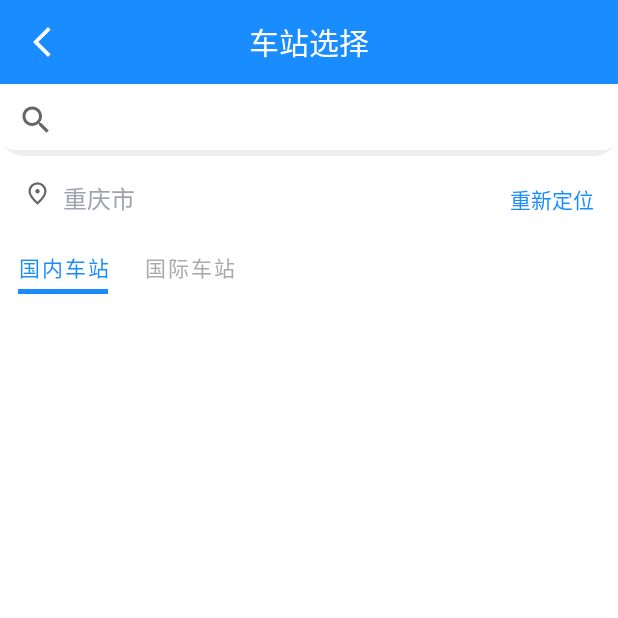
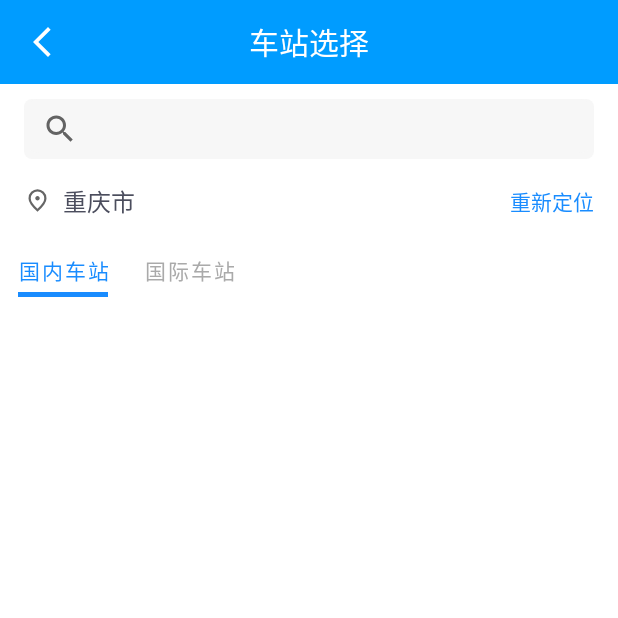
Before and after one commit to NZeng-0/train, an Android app: the StationFragment screen opened directly, with no data from a screen before it, on a phone screen of 412 x 824 dp, the top half of it. Run offline under Robolectric (Android 15) with nearby library versions, the phone set to English and light mode, and no system bars.

Commit message:
feat: add search feature

```diff
--- a/app/src/main/java/com/android/train/service/StationService.java
+++ b/app/src/main/java/com/android/train/service/StationService.java
@@ -7,6 +7,7 @@ import java.util.List;
 
 import retrofit2.Call;
 import retrofit2.http.GET;
+import retrofit2.http.Query;
 
 public interface StationService {
 
@@ -14,4 +15,7 @@ public interface StationService {
     @GET("train/station/list")
     Call<ApiResponse<List<StationInfo>>> getStationList();
 
+    // 通过名称查询车站列表
+    @GET("train/station/list")
+    Call<ApiResponse<List<StationInfo>>> getStationByName(@Query("name") String name);
 }
--- /dev/null
+++ b/app/src/main/res/drawable/search_bg.xml
@@ -0,0 +1,22 @@
+<?xml version="1.0" encoding="utf-8"?>
+<layer-list xmlns:android="http://schemas.android.com/apk/res/android">
+
+    <!-- 阴影层 -->
+    <item>
+        <shape android:shape="rectangle">
+            <!-- 阴影颜色 -->
+            <solid android:color="#F7F7F7" />
+            <corners android:radius="5dp" />
+        </shape>
+    </item>
+
+    <!-- 卡片主体 -->
+    <item
+        android:bottom="4dp">
+        <shape android:shape="rectangle">
+            <solid android:color="#F7F7F7" />
+            <corners android:radius="10dp" />
+        </shape>
+    </item>
+
+</layer-list>
--- a/app/src/main/res/layout/fragment_station.xml
+++ b/app/src/main/res/layout/fragment_station.xml
@@ -9,7 +9,7 @@
         android:id="@+id/toolbar"
         android:layout_width="match_parent"
         android:layout_height="wrap_content"
-        android:background="@color/primary"
+        android:background="@color/secondary"
         android:theme="@style/ThemeOverlay.AppCompat.Dark.ActionBar"
         app:layout_constraintEnd_toEndOf="parent"
         app:layout_constraintStart_toStartOf="parent"
@@ -31,12 +31,14 @@
 
 
     <!-- 搜索框 -->
-
     <androidx.appcompat.widget.SearchView
         android:id="@+id/searchView"
         android:layout_width="match_parent"
-        android:layout_height="48dp"
-        android:background="@drawable/bg_card"
+        android:layout_height="40dp"
+        android:layout_marginStart="16dp"
+        android:layout_marginEnd="16dp"
+        android:layout_marginTop="10dp"
+        android:background="@drawable/search_bg"
         android:queryHint="请输入（如：北京市/北京站/beijing/bj）"
         app:layout_constraintEnd_toEndOf="parent"
         app:layout_constraintStart_toStartOf="parent"
@@ -49,6 +51,7 @@
         android:layout_height="wrap_content"
         android:orientation="horizontal"
         android:padding="16dp"
+        android:gravity="center_vertical"
         app:layout_constraintEnd_toEndOf="parent"
         app:layout_constraintStart_toStartOf="parent"
         app:layout_constraintTop_toBottomOf="@id/searchView">
@@ -56,6 +59,7 @@
         <ImageView
             android:layout_width="18dp"
             android:layout_height="18dp"
+            android:contentDescription="icon"
             android:src="@drawable/location" />
 
         <TextView
@@ -65,7 +69,7 @@
             android:layout_weight="1"
             android:paddingStart="8dp"
             android:text="重庆市"
-            android:textColor="@color/font_deputy"
+            android:textColor="@color/font_text"
             android:textSize="16sp" />
 
         <TextView
@@ -76,7 +80,8 @@
             android:textColor="@color/primary" />
     </LinearLayout>
 
-<!--    &lt;!&ndash; 常用车站 &ndash;&gt;-->
+
+    <!--    &lt;!&ndash; 常用车站 &ndash;&gt;-->
 <!--    <TextView-->
 <!--        android:id="@+id/use"-->
 <!--        android:layout_width="wrap_content"-->
--- a/app/src/main/res/values/colors.xml
+++ b/app/src/main/res/values/colors.xml
@@ -1,6 +1,7 @@
 <?xml version="1.0" encoding="utf-8"?>
 <resources>
     <color name="primary">#198CFF</color>
+    <color name="secondary">#009CFF</color>
     <color name="background">#F7F7F7</color>
     <color name="font_title">#1F2530</color>
     <color name="font_text">#4B4D5D</color>
```
Also changed, not shown: app/src/main/java/com/android/train/ui/station/StationFragment.java (+37 -0 lines), app/src/main/java/com/android/train/ui/station/StationViewModel.java (+25 -0 lines), 1 other file.
